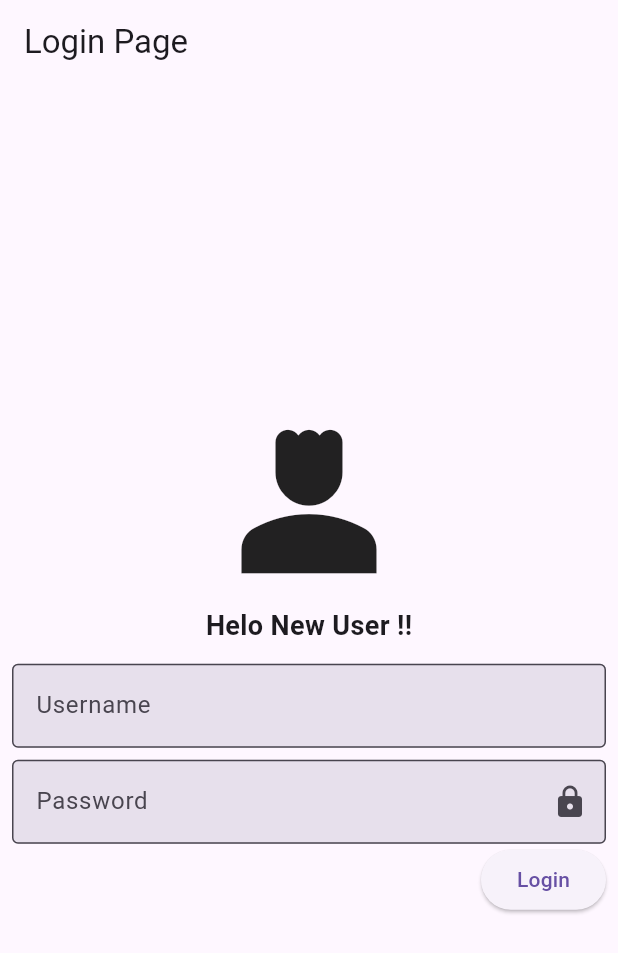
After one commit to EqiBaihaqi/flutter_al-akbar-baihaqi, a Flutter app: the screen it shows after launch, after a tap on "Login", after a tap on the "logout" icon, on a phone screen of 412 x 824 dp. The commit adds this screen. Shown: the top 953 px of the screen. Run offline on Flutter 3.47's test engine with Material 3 defaults, Android fonts, the phone set to English and light mode, and no system bars; our stand-ins replace bloc, file_picker, flutter_colorpicker, open_file, shared_preferences.

Commit message:
UPDATE Tugas 11 shared pref

```diff
--- /dev/null
+++ b/11_Form dan Form Input/praktikum/form/lib/login_page.dart
@@ -0,0 +1,101 @@
+import 'package:flutter/material.dart';
+import 'package:form/text_form.dart';
+import 'package:form/utils/shared_pref.dart';
+
+class LoginPage extends StatefulWidget {
+  const LoginPage({super.key});
+
+  @override
+  State<LoginPage> createState() => _LoginPageState();
+}
+
+class _LoginPageState extends State<LoginPage> {
+  TextEditingController usernameController = TextEditingController();
+  TextEditingController passwordController = TextEditingController();
+
+  bool _obsecureText = true;
+
+  void _togleObscured() {
+    setState(() {
+      _obsecureText = !_obsecureText;
+    });
+  }
+
+  @override
+  void dispose() {
+    usernameController.dispose();
+    passwordController.dispose();
+    super.dispose();
+  }
+
+  @override
+  Widget build(BuildContext context) {
+    return Scaffold(
+      appBar: AppBar(
+        title: const Text('Login Page'),
+      ),
+      body: Container(
+        margin: const EdgeInsets.all(8.0),
+        child: Column(
+          mainAxisAlignment: MainAxisAlignment.center,
+          children: [
+            const Icon(
+              Icons.person_4_sharp,
+              size: 135,
+            ),
+            const Text(
+              'Helo New User !!',
+              style: TextStyle(fontWeight: FontWeight.bold, fontSize: 18),
+            ),
+            const SizedBox(
+              height: 12,
+            ),
+            TextFormField(
+              controller: usernameController,
+              decoration: const InputDecoration(
+                hintText: 'Username',
+                border: OutlineInputBorder(borderSide: BorderSide()),
+                filled: true,
+                fillColor: Color(0xFFE7E0EC),
+              ),
+            ),
+            const SizedBox(
+              height: 8,
+            ),
+            TextFormField(
+              controller: passwordController,
+              decoration: InputDecoration(
+                  hintText: 'Password',
+                  border: const OutlineInputBorder(borderSide: BorderSide()),
+                  filled: true,
+                  fillColor: const Color(0xFFE7E0EC),
+                  suffixIcon: GestureDetector(
+                    onTap: _togleObscured,
+                    child: Icon(_obsecureText ? Icons.lock : Icons.lock_open),
+                  )),
+              obscureText: _obsecureText,
+            ),
+            Row(
+              mainAxisAlignment: MainAxisAlignment.end,
+              children: [
+                ElevatedButton(
+                  onPressed: () {
+                    SharedPrefLogin.saveUsername(
+                        username: usernameController.text);
+                    SharedPrefLogin.savePassword(
+                        password: passwordController.text);
+                    Navigator.pushAndRemoveUntil(
+                        context,
+                        MaterialPageRoute(builder: (context) => const Textform()),
+                        (route) => false);
+                  },
+                  child: const Text('Login'),
+                )
+              ],
+            )
+          ],
+        ),
+      ),
+    );
+  }
+}
--- a/11_Form dan Form Input/praktikum/form/lib/main.dart
+++ b/11_Form dan Form Input/praktikum/form/lib/main.dart
@@ -1,6 +1,7 @@
 import 'package:flutter/material.dart';
 import 'package:form/model/list_contact_model.dart';
 import 'package:form/picker.dart';
+import 'package:form/splash_screen.dart';
 import 'package:form/text_form.dart';
 import 'package:form/widget/text_form_custom.dart';
 
@@ -20,7 +21,7 @@ class _MainAppState extends State<MainApp> {
   Widget build(BuildContext context) {
     return const MaterialApp(
       debugShowCheckedModeBanner: false,
-      home: Textform(),
+      home: SplashScreen(),
     );
   }
 }
--- /dev/null
+++ b/11_Form dan Form Input/praktikum/form/lib/splash_screen.dart
@@ -0,0 +1,45 @@
+import 'package:flutter/material.dart';
+import 'package:form/login_page.dart';
+import 'package:form/text_form.dart';
+import 'package:form/utils/shared_pref.dart';
+
+class SplashScreen extends StatefulWidget {
+  const SplashScreen({super.key});
+
+  @override
+  State<SplashScreen> createState() => _SplashScreenState();
+}
+
+class _SplashScreenState extends State<SplashScreen> {
+  void checkToken() async {
+    final token = await SharedPrefLogin.getUsername();
+
+    Future.delayed(const Duration(seconds: 3), () {
+      if (token != null) {
+        Navigator.pushReplacement(
+            context, MaterialPageRoute(builder: (context) => const Textform()));
+      } else {
+        Navigator.pushReplacement(context,
+            MaterialPageRoute(builder: (context) => const LoginPage()));
+      }
+    });
+  }
+
+  @override
+  void initState() {
+    checkToken();
+    super.initState();
+  }
+
+  @override
+  Widget build(BuildContext context) {
+    return const Scaffold(
+      body: Center(
+        child: Icon(
+          Icons.flutter_dash,
+          size: 100,
+        ),
+      ),
+    );
+  }
+}
--- a/11_Form dan Form Input/praktikum/form/lib/text_form.dart
+++ b/11_Form dan Form Input/praktikum/form/lib/text_form.dart
@@ -4,7 +4,9 @@ import 'package:flutter/material.dart';
 import 'package:flutter/widgets.dart';
 
 import 'package:form/const/date_format_constant.dart';
+import 'package:form/login_page.dart';
 import 'package:form/model/list_contact_model.dart';
+import 'package:form/utils/shared_pref.dart';
 import 'package:form/widget/color_picker_widget.dart';
 import 'package:form/widget/file_picker_widget.dart';
 
@@ -40,6 +42,15 @@ class _TextformState extends State<Textform> {
   //Vazriable untukl mengambil inputan dari file picker widget
   PlatformFile? pickFile;
 
+  //Variable untuk memanggil Username Shared Pref
+  String? username;
+
+  //Membuat function untuk memanggil usernam shared pref
+  void getUSername() async {
+    username = await SharedPrefLogin.getUsername();
+    setState(() {});
+  }
+
   //Membuat function untuk mengedit data
   void onEdit(int index) {
     isUpdateContact = true;
@@ -72,12 +83,32 @@ class _TextformState extends State<Textform> {
   }
 
   @override
+  void initState() {
+    getUSername();
+    super.initState();
+  }
+
+  @override
   Widget build(BuildContext context) {
     return Scaffold(
         resizeToAvoidBottomInset: false,
         appBar: AppBar(
-          title: const Text('Contact'),
-        ),
+            title: Row(
+          mainAxisAlignment: MainAxisAlignment.spaceBetween,
+          children: [
+            Text('Halo $username !'),
+            IconButton(
+                onPressed: () {
+                  SharedPrefLogin.removeAllKey();
+                  Navigator.pushAndRemoveUntil(
+                      context,
+                      MaterialPageRoute(
+                          builder: (context) => const LoginPage()),
+                      (route) => false);
+                },
+                icon: const Icon(Icons.logout))
+          ],
+        )),
         body: Center(
           child: Container(
             margin: const EdgeInsets.symmetric(horizontal: 16),
--- /dev/null
+++ b/11_Form dan Form Input/praktikum/form/lib/utils/shared_pref.dart
@@ -0,0 +1,30 @@
+import 'package:shared_preferences/shared_preferences.dart';
+
+String _keyUsername = 'Username';
+String _keyPassword = 'Password';
+
+class SharedPrefLogin {
+  static void saveUsername({required String username}) async {
+    SharedPreferences preferences = await SharedPreferences.getInstance();
+
+    await preferences.setString(_keyUsername, username);
+  }
+
+  static Future<String?> getUsername() async {
+    SharedPreferences preferences = await SharedPreferences.getInstance();
+
+    String? token = preferences.getString(_keyUsername);
+    return token;
+  }
+
+  static void savePassword({required String password}) async {
+    SharedPreferences preferences = await SharedPreferences.getInstance();
+
+    await preferences.setString(_keyPassword, password);
+  }
+
+  static void removeAllKey() async {
+    SharedPreferences preferences = await SharedPreferences.getInstance();
+    preferences.clear();
+  }
+}
--- a/11_Form dan Form Input/praktikum/form/pubspec.yaml
+++ b/11_Form dan Form Input/praktikum/form/pubspec.yaml
@@ -13,6 +13,7 @@ dependencies:
   flutter_colorpicker: ^1.0.3
   intl: ^0.19.0
   open_file: ^3.3.2
+  shared_preferences: ^2.2.3
 
 dev_dependencies:
   flutter_test:
```
Also changed, not shown: 11_Form dan Form Input/praktikum/form/pubspec.lock, 1 other file.
